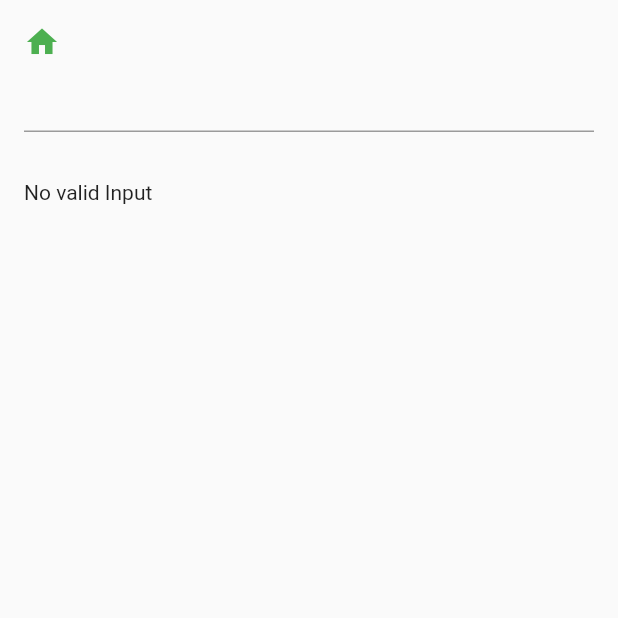
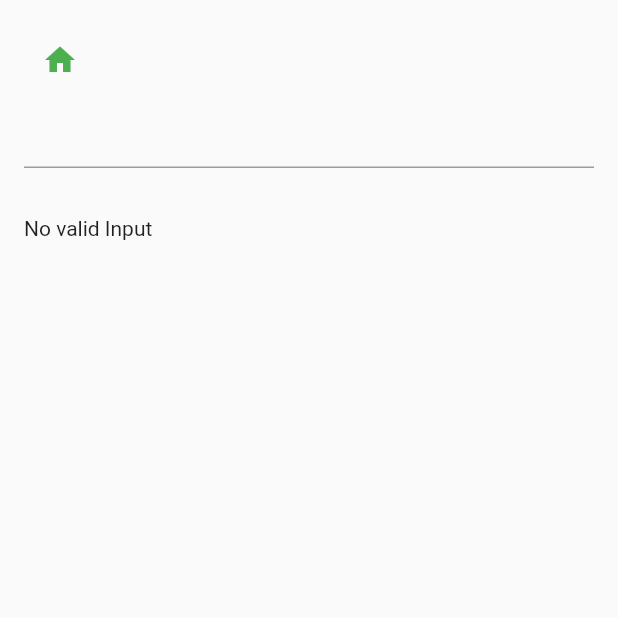
Before and after one commit to Marc-R2/text_gen_app, a Flutter app: the screen it shows after launch, on a phone screen of 412 x 824 dp, the top half of it. Run offline on Flutter 3.47's test engine with Material 2 defaults, Android fonts, the light colour scheme and no system bars.

Commit message:
Basic Animation

```diff
--- a/lib/widgets/random_container.dart
+++ b/lib/widgets/random_container.dart
@@ -47,11 +47,13 @@ class _RandomContainerState extends State<RandomContainer> {
           border: Border.all(color: Colors.red.shade500, width: 2),
         ),
         // A Column of GenContainer widgets for each of the random's possibilities children
-        child: Column(
-          crossAxisAlignment: CrossAxisAlignment.start,
-          children: widget.rand.possibilities.map((child) {
-            return GenContainer(gen: child, navigateTo: widget.navigateTo);
-          }).toList(),
+        child: SingleChildScrollView(
+          child: Column(
+            crossAxisAlignment: CrossAxisAlignment.start,
+            children: widget.rand.possibilities.map((child) {
+              return GenContainer(gen: child, navigateTo: widget.navigateTo);
+            }).toList(),
+          ),
         ),
       ),
     );
--- a/lib/widgets/subtree.dart
+++ b/lib/widgets/subtree.dart
@@ -51,33 +51,53 @@ class _SubTreeState extends State<SubTree> {
           crossAxisAlignment: CrossAxisAlignment.start,
           children: [
             // Display the path from widget.gen to subGen
-            GenPath(
+            Hero(
+              tag: 'GenPath',
+              child: Material(
+                child: GenPath(
                   gen: widget.gen,
                   sub: subGen,
                   navigateTo: navigateTo,
                 ),
-            TextField(
+              ),
+            ),
+            Hero(
+              tag: 'GenTextField',
+              child: Material(
+                child: TextField(
                   controller: _controller,
                   onChanged: (_) => setState(() {
                     final newGen = parse(_controller.text);
-                if (newGen != null && widget.gen != null && subGen != null) {
+                    if (newGen != null &&
+                        widget.gen != null &&
+                        subGen != null) {
                       widget.gen!.replaceByUuid(subGen!.uuid, newGen);
                     }
                     subGen = newGen;
                   }),
                 ),
+              ),
+            ),
             const SizedBox(height: 32),
             subGen != null
-                ? SingleChildScrollView(
+                ? Hero(
+                    tag: 'GenContainer',
+                    child: Material(
+                      child: SingleChildScrollView(
                         scrollDirection: Axis.horizontal,
                         child: GenContainer(
                           gen: subGen!,
                           allowNavigate: false,
                           navigateTo: navigateTo,
                         ),
+                      ),
+                    ),
                   )
                 : const SizedBox(),
             Expanded(
+              child: Hero(
+                tag: 'GenTexts',
+                child: Material(
                   child: ListView.builder(
                     itemCount: subGen == null ? 1 : subGen!.getDepth(),
                     itemBuilder: (context, index) {
@@ -87,6 +107,8 @@ class _SubTreeState extends State<SubTree> {
                             '${index + 1}: ${subGen == null ? "Error" : subGen!.buildVariant(index) ?? 'out of range'}'),
                       );
                     },
+                  ),
+                ),
               ),
             ),
           ],
@@ -110,12 +132,15 @@ class GenPath extends StatelessWidget {
 
   @override
   Widget build(BuildContext context) {
+    final path = <Widget>[];
     if (gen == null || sub == null || gen == sub) {
-      return const Icon(Icons.home, color: Colors.green);
-    }
-    final path = <Widget>[];
-
-    print(gen);
+      path.add(
+        IconButton(
+          onPressed: () {},
+          icon: const Icon(Icons.home, color: Colors.green),
+        ),
+      );
+    } else {
       final genPath = gen!.getPathToUuid(sub!.uuid);
 
       if (genPath == null) return const Text("No path found");
@@ -136,8 +161,13 @@ class GenPath extends StatelessWidget {
             color: part == sub ? Colors.green : null,
           ));
         } else {
-        path.add(IconButton(
-            onPressed: () => navigateTo(gen!), icon: const Icon(Icons.home)));
+          path.add(
+            IconButton(
+              onPressed: () => navigateTo(gen!),
+              icon: const Icon(Icons.home),
+            ),
+          );
+        }
       }
     }
 
```
Lines whose indentation alone changed are shown as unchanged.
